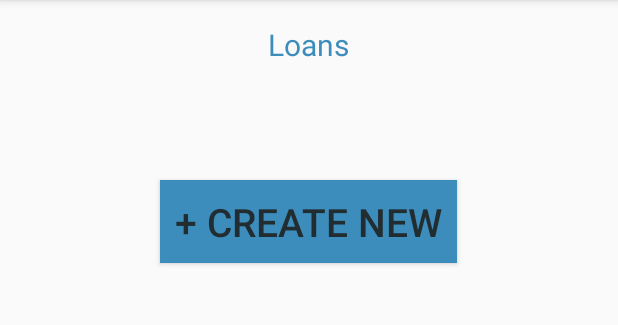
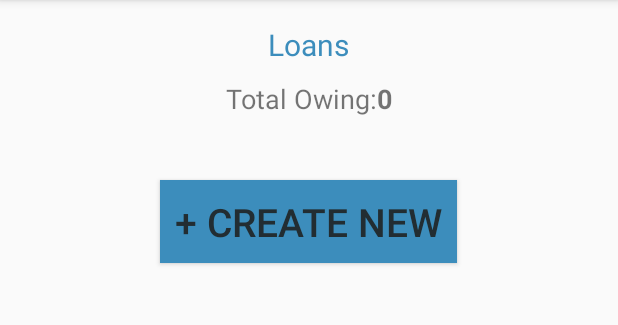
Before and after one commit to bellatez/Transax, an Android app: the fragment DebtFragment placed in its activity, in the side drawer, after a tap on "My Loans", on a phone screen of 412 x 824 dp, the part 84-409 px from its top. Run offline under Robolectric (Android 15) with nearby library versions, the phone set to English and light mode, and no system bars; 1 statement that could not run was skipped.

Commit message:
made modifications on the message sent from debts and resolved some bugs on loans

```diff
--- a/app/src/main/AndroidManifest.xml
+++ b/app/src/main/AndroidManifest.xml
@@ -3,6 +3,9 @@
     package="com.venomtech.bellatez.gnytransax">
 
     <uses-permission android:name="android.permission.CALL_PHONE" />
+    <uses-permission android:name="android.permission.SEND_SMS"/>
+
+    <uses-feature android:name="android.hardware.telephony" android:required="true"/>
 
     <application
         android:allowBackup="true"
--- a/app/src/main/java/com/venomtech/bellatez/gnytransax/DebtFragment.java
+++ b/app/src/main/java/com/venomtech/bellatez/gnytransax/DebtFragment.java
@@ -2,25 +2,25 @@ package com.venomtech.bellatez.gnytransax;
 
 import android.Manifest;
 import android.annotation.SuppressLint;
-import android.app.AlarmManager;
 import android.app.DatePickerDialog;
-import android.app.PendingIntent;
 import android.content.ActivityNotFoundException;
-import android.content.Context;
 import android.content.DialogInterface;
 import android.content.Intent;
 import android.content.pm.PackageManager;
 import android.net.Uri;
+import android.os.Build;
 import android.os.Bundle;
 import android.support.annotation.NonNull;
 import android.support.annotation.Nullable;
 import android.support.design.widget.FloatingActionButton;
 import android.support.v4.app.ActivityCompat;
 import android.support.v4.app.Fragment;
+import android.support.v4.content.ContextCompat;
 import android.support.v7.app.AlertDialog;
 import android.support.v7.widget.DefaultItemAnimator;
 import android.support.v7.widget.LinearLayoutManager;
 import android.support.v7.widget.RecyclerView;
+import android.telephony.SmsManager;
 import android.text.TextUtils;
 import android.view.LayoutInflater;
 import android.view.View;
@@ -36,7 +36,6 @@ import com.venomtech.bellatez.gnytransax.Database.DatabaseHelper;
 import com.venomtech.bellatez.gnytransax.Database.model.Debt;
 import com.venomtech.bellatez.gnytransax.utils.MyDividerItemDecoration;
 import com.venomtech.bellatez.gnytransax.utils.RecyclerTouchListener;
-import com.venomtech.bellatez.gnytransax.utils.formatDate;
 
 import java.util.ArrayList;
 import java.util.Calendar;
@@ -50,7 +49,6 @@ public class DebtFragment extends Fragment implements DatePickerDialog.OnDateSet
 
     private static final Integer REQUEST_CODE = 1;
 
-
     EditText debtor_name;
     EditText amnt;
     EditText contact_data;
@@ -58,6 +56,7 @@ public class DebtFragment extends Fragment implements DatePickerDialog.OnDateSet
     Button msg_no_data;
     RecyclerView recyclerView;
     TextView dialogheading;
+    TextView total_owed;
     FloatingActionButton createBtn;
 
     public DebtFragment() {
@@ -80,6 +79,9 @@ public class DebtFragment extends Fragment implements DatePickerDialog.OnDateSet
     @Override
     public void onViewCreated(@NonNull View v, @Nullable Bundle savedInstanceState) {
         super.onViewCreated(v, savedInstanceState);
+
+
+        total_owed = v.findViewById(R.id.total_owed);
         recyclerView = v.findViewById(R.id.recycler_view);
         recyclerView.setHasFixedSize(true);
         recyclerView.setLayoutManager(new LinearLayoutManager(getContext()));
@@ -89,13 +91,21 @@ public class DebtFragment extends Fragment implements DatePickerDialog.OnDateSet
         debtAdapter = new DebtAdapter(getActivity(), debtList);
         recyclerView.setAdapter(debtAdapter);
 
+//        we clear the list to avoid list duplication each time the back button is pressed.
+//        the list cleared and reloaded
+        debtList.clear();
+
         msg_no_data = v.findViewById(R.id.empty_data_view);
         db = new DatabaseHelper(getActivity());
         debtList.addAll(db.getAllDebts());
 
 
+        if (Build.VERSION.SDK_INT >= 23 && !checkPermission()) {
+            requestPermission();
+        }
 
-        recyclerView.addOnItemTouchListener(new RecyclerTouchListener(getContext(),recyclerView, new RecyclerTouchListener.ClickListener() {
+
+        recyclerView.addOnItemTouchListener(new RecyclerTouchListener(getContext(), recyclerView, new RecyclerTouchListener.ClickListener() {
             @Override
             public void onClick(View view, final int position) {
                 showActionsDialog(position);
@@ -131,9 +141,10 @@ public class DebtFragment extends Fragment implements DatePickerDialog.OnDateSet
 
         debtor_name = v.findViewById(R.id.debtor_name);
         amnt = v.findViewById(R.id.amnt);
-        contact_data=v.findViewById(R.id.contact_data);
+        contact_data = v.findViewById(R.id.contact_data);
         duedate = v.findViewById(R.id.duedate);
         dialogheading = v.findViewById(R.id.dialog_title);
+
         dialogheading.setText(!shouldUpdate ? getString(R.string.new_list_title) : getString(R.string.edit_list_title));
 
         duedate.setOnClickListener(new View.OnClickListener() {
@@ -175,8 +186,8 @@ public class DebtFragment extends Fragment implements DatePickerDialog.OnDateSet
             public void onClick(View v) {
                 // Show toast message when no text is entered
                 if (TextUtils.isEmpty(debtor_name.getText().toString()) &&
-                    TextUtils.isEmpty(amnt.getText().toString())&&
-                    TextUtils.isEmpty(contact_data.getText().toString())&&
+                        TextUtils.isEmpty(amnt.getText().toString()) &&
+                        TextUtils.isEmpty(contact_data.getText().toString()) &&
                         TextUtils.isEmpty(duedate.getText().toString())) {
                     Toast.makeText(getActivity(), R.string.validation, Toast.LENGTH_SHORT).show();
                     return;
@@ -186,13 +197,13 @@ public class DebtFragment extends Fragment implements DatePickerDialog.OnDateSet
                 // check if user updating note
                 if (shouldUpdate && debt != null) {
                     // update note by it's id
-                    updateItem(debtor_name.getText().toString() ,
+                    updateItem(debtor_name.getText().toString(),
                             Integer.parseInt(amnt.getText().toString()),
                             contact_data.getText().toString(),
                             duedate.getText().toString(), position);
                     Toast.makeText(getActivity(), R.string.updated, Toast.LENGTH_SHORT).show();
                 } else {
-                    createItem(debtor_name.getText().toString() ,
+                    createItem(debtor_name.getText().toString(),
                             Integer.parseInt(amnt.getText().toString()),
                             contact_data.getText().toString(),
                             duedate.getText().toString());
@@ -204,8 +215,9 @@ public class DebtFragment extends Fragment implements DatePickerDialog.OnDateSet
 
     private void showActionsDialog(final int position) {
 
-        CharSequence colors[] = new CharSequence[]{"Call", "Edit", "Paid"};
+        CharSequence colors[] = new CharSequence[]{"Call", "Edit", "Paid", "Delete"};
         final String contact_number = debtList.get(position).getContact();
+        final int amount = debtList.get(position).getAmount();
 
         AlertDialog.Builder builder = new AlertDialog.Builder(getActivity());
         builder.setTitle("Choose option");
@@ -215,21 +227,50 @@ public class DebtFragment extends Fragment implements DatePickerDialog.OnDateSet
                 if (which == 0) {
                     try {
                         Intent callIntent = new Intent(Intent.ACTION_CALL);
-                        callIntent.setData(Uri.parse("tel:"+ contact_number));
-                     if (ActivityCompat.checkSelfPermission( getActivity(), Manifest.permission.CALL_PHONE) == PackageManager.PERMISSION_GRANTED) {
+                        callIntent.setData(Uri.parse("tel:" + contact_number));
+                        if (ActivityCompat.checkSelfPermission(getActivity(), Manifest.permission.CALL_PHONE) == PackageManager.PERMISSION_GRANTED) {
                             startActivity(callIntent);
-                     }
-                     else {
+                        } else {
                             ActivityCompat.requestPermissions(
                                     getActivity(),
                                     new String[]{Manifest.permission.CALL_PHONE}, REQUEST_CODE);
+                            if (ActivityCompat.checkSelfPermission(getActivity(), Manifest.permission.CALL_PHONE) == PackageManager.PERMISSION_GRANTED) {
+                                startActivity(callIntent);
                             }
                         }
-                    catch (ActivityNotFoundException activityException) {
+                    } catch (ActivityNotFoundException activityException) {
                         Toast.makeText(getActivity(), R.string.callFail, Toast.LENGTH_LONG).show();
                     }
                 } else if (which == 1) {
                     showListDialog(true, debtList.get(position), position);
+                } else if(which == 2){
+
+                    new AlertDialog.Builder(getActivity())
+                            .setTitle(R.string.send_msg_request)
+                            .setMessage(R.string.send_msg)
+                            .setCancelable(true)
+                            .setNegativeButton(android.R.string.cancel, null)
+                            .setPositiveButton(R.string.confirm, new DialogInterface.OnClickListener() {
+                                @Override
+                                public void onClick(DialogInterface dialog, int which) {
+                                    String sms = "Thank You for completing the payment of your debt of " + String.format("%,d", amount) + " XAF. Message sent from Transax mobile app";
+                                    String phoneNum = contact_number;
+                                    if (checkPermission()) {
+                                        //Get the default SmsManager//
+                                        SmsManager smsManager = SmsManager.getDefault();
+
+                                        //Send the SMS//
+                                        smsManager.sendTextMessage(phoneNum, null, sms, null, null);
+                                    } else {
+                                        Toast.makeText(getActivity(), "Permission denied", Toast.LENGTH_SHORT).show();
+                                    }
+
+                                    deleteItem(position);
+                                    Toast.makeText(getActivity(), R.string.truncated, Toast.LENGTH_LONG).show();
+                                }
+                            })
+                            .show();
+
                 } else {
                     new AlertDialog.Builder(getActivity())
                             .setTitle(R.string.deleteRequest)
@@ -244,12 +285,15 @@ public class DebtFragment extends Fragment implements DatePickerDialog.OnDateSet
                                 }
                             })
                             .show();
+
                 }
             }
         });
         builder.show();
     }
 
+
+    //CRUD OPERATIONS
     private void createItem(String name, int amount, String contact, String date) {
         long id = db.insertDebt(name, amount, contact, date);
 
@@ -294,29 +338,36 @@ public class DebtFragment extends Fragment implements DatePickerDialog.OnDateSet
         toggleEmptyList();
     }
 
-    @SuppressLint("RestrictedApi")
-    private void toggleEmptyList() {
 
-        if (db.getDebtCount() > 0) {
-            msg_no_data.setVisibility(View.GONE);
-            createBtn.setVisibility(View.VISIBLE);
-        } else {
-            msg_no_data.setVisibility(View.VISIBLE);
-            createBtn.setVisibility(View.GONE);
-        }
-    }
-
+    // permissions methods for phone call and text message
     @Override
     public void onRequestPermissionsResult(int requestCode, @NonNull String[] permissions, @NonNull int[] grantResults) {
-        if(requestCode == REQUEST_CODE) {
-            if(grantResults.length > 0 && grantResults[0] == PackageManager.PERMISSION_GRANTED) {
+        if (requestCode == REQUEST_CODE) {
+            if (grantResults.length > 0 && grantResults[0] == PackageManager.PERMISSION_GRANTED) {
                 Toast.makeText(getActivity().getApplicationContext(), "permission granted", Toast.LENGTH_SHORT).show();
 
             }
         }
     }
 
-    public void showDatePickerDialog(){
+    private boolean checkPermission() {
+        int result = ContextCompat.checkSelfPermission(getContext(), Manifest.permission.SEND_SMS);
+        if (result == PackageManager.PERMISSION_GRANTED) {
+            return true;
+        } else {
+            return false;
+        }
+    }
+
+    private void requestPermission() {
+        ActivityCompat.requestPermissions(getActivity(), new String[]{Manifest.permission.SEND_SMS}, REQUEST_CODE);
+        ActivityCompat.requestPermissions(getActivity(), new String[]{Manifest.permission.CALL_PHONE}, REQUEST_CODE);
+
+    }
+
+
+    //Date picker methods
+    public void showDatePickerDialog() {
         DatePickerDialog datePickerDialog = new DatePickerDialog(
                 getActivity(),
                 this,
@@ -330,10 +381,23 @@ public class DebtFragment extends Fragment implements DatePickerDialog.OnDateSet
     @Override
     public void onDateSet(DatePicker view, int year, int month, int dayOfMonth) {
 
-        String date = dayOfMonth + "-" + (month+1) + "-" + year;
+        String date = dayOfMonth + "-" + (month + 1) + "-" + year;
 
         duedate.setText(date);
     }
 
+    @SuppressLint("RestrictedApi")
+    private void toggleEmptyList() {
+
+        if (db.getDebtCount() > 0) {
+            msg_no_data.setVisibility(View.GONE);
+            createBtn.setVisibility(View.VISIBLE);
+            total_owed.setText(String.format("%,d", db.totalDebt()) + " XAF");
+        } else {
+            msg_no_data.setVisibility(View.VISIBLE);
+            createBtn.setVisibility(View.GONE);
+            total_owed.setText("0");
+        }
+    }
 
 }
--- a/app/src/main/java/com/venomtech/bellatez/gnytransax/ListFragment.java
+++ b/app/src/main/java/com/venomtech/bellatez/gnytransax/ListFragment.java
@@ -69,6 +69,8 @@ public class ListFragment extends Fragment {
 
         listAdapter = new ShoppingListAdapter(getActivity(), shoppingLists);
         recyclerView.setAdapter(listAdapter);
+
+        shoppingLists.clear();
 
         db = new DatabaseHelper(getActivity());
         shoppingLists.addAll(db.getAllListItems());
--- a/app/src/main/java/com/venomtech/bellatez/gnytransax/LoanFragment.java
+++ b/app/src/main/java/com/venomtech/bellatez/gnytransax/LoanFragment.java
@@ -57,6 +57,7 @@ public class LoanFragment extends Fragment implements DatePickerDialog.OnDateSet
     RecyclerView recyclerView;
     TextView dialogheading;
     FloatingActionButton createBtn;
+    TextView amount_owing;
 
     public LoanFragment() {
         // Required empty public constructor
@@ -87,13 +88,15 @@ public class LoanFragment extends Fragment implements DatePickerDialog.OnDateSet
         LoanAdapter = new LoanAdapter(getActivity(), debtList);
         recyclerView.setAdapter(LoanAdapter);
 
+        debtList.clear();
+
+        amount_owing = v.findViewById(R.id.total_owing);
         msg_no_data = v.findViewById(R.id.empty_data_view);
         db = new DatabaseHelper(getActivity());
         debtList.addAll(db.getAllLoans());
 
 
-
-        recyclerView.addOnItemTouchListener(new RecyclerTouchListener(getContext(),recyclerView, new RecyclerTouchListener.ClickListener() {
+        recyclerView.addOnItemTouchListener(new RecyclerTouchListener(getContext(), recyclerView, new RecyclerTouchListener.ClickListener() {
             @Override
             public void onClick(View view, final int position) {
                 showActionsDialog(position);
@@ -130,11 +133,11 @@ public class LoanFragment extends Fragment implements DatePickerDialog.OnDateSet
 
         debtor_name = v.findViewById(R.id.debtor_name);
         amnt = v.findViewById(R.id.amnt);
-        contact_data=v.findViewById(R.id.contact_data);
+        contact_data = v.findViewById(R.id.contact_data);
         duedate = v.findViewById(R.id.duedate);
         dialogheading = v.findViewById(R.id.dialog_title);
+
         dialogheading.setText(!shouldUpdate ? getString(R.string.new_list_title) : getString(R.string.edit_list_title));
-
         duedate.setOnClickListener(new View.OnClickListener() {
             @Override
             public void onClick(View v) {
@@ -174,8 +177,8 @@ public class LoanFragment extends Fragment implements DatePickerDialog.OnDateSet
             public void onClick(View v) {
                 // Show toast message when no text is entered
                 if (TextUtils.isEmpty(debtor_name.getText().toString()) &&
-                    TextUtils.isEmpty(amnt.getText().toString())&&
-                    TextUtils.isEmpty(contact_data.getText().toString())&&
+                        TextUtils.isEmpty(amnt.getText().toString()) &&
+                        TextUtils.isEmpty(contact_data.getText().toString()) &&
                         TextUtils.isEmpty(duedate.getText().toString())) {
                     Toast.makeText(getActivity(), R.string.validation, Toast.LENGTH_SHORT).show();
                     return;
@@ -185,13 +188,13 @@ public class LoanFragment extends Fragment implements DatePickerDialog.OnDateSet
                 // check if user updating note
                 if (shouldUpdate && debt != null) {
                     // update note by it's id
-                    updateItem(debtor_name.getText().toString() ,
+                    updateItem(debtor_name.getText().toString(),
                             Integer.parseInt(amnt.getText().toString()),
                             contact_data.getText().toString(),
                             duedate.getText().toString(), position);
                     Toast.makeText(getActivity(), R.string.updated, Toast.LENGTH_SHORT).show();
                 } else {
-                    createItem(debtor_name.getText().toString() ,
+                    createItem(debtor_name.getText().toString(),
                             Integer.parseInt(amnt.getText().toString()),
                             contact_data.getText().toString(),
                             duedate.getText().toString());
@@ -214,17 +217,15 @@ public class LoanFragment extends Fragment implements DatePickerDialog.OnDateSet
                 if (which == 0) {
                     try {
                         Intent callIntent = new Intent(Intent.ACTION_CALL);
-                        callIntent.setData(Uri.parse("tel:"+ contact_number));
-                     if (ActivityCompat.checkSelfPermission( getActivity(), Manifest.permission.CALL_PHONE) == PackageManager.PERMISSION_GRANTED) {
+                        callIntent.setData(Uri.parse("tel:" + contact_number));
+                        if (ActivityCompat.checkSelfPermission(getActivity(), Manifest.permission.CALL_PHONE) == PackageManager.PERMISSION_GRANTED) {
                             startActivity(callIntent);
-                     }
-                     else {
+                        } else {
                             ActivityCompat.requestPermissions(
                                     getActivity(),
                                     new String[]{Manifest.permission.CALL_PHONE}, REQUEST_CODE);
                         }
-                    }
-                    catch (ActivityNotFoundException activityException) {
+                    } catch (ActivityNotFoundException activityException) {
                         Toast.makeText(getActivity(), R.string.callFail, Toast.LENGTH_LONG).show();
                     }
                 } else if (which == 1) {
@@ -262,6 +263,7 @@ public class LoanFragment extends Fragment implements DatePickerDialog.OnDateSet
             LoanAdapter.notifyDataSetChanged();
 
             toggleEmptyList();
+            amount_owing.setText(db.totalLoan() + " XAF");
         }
     }
 
@@ -280,6 +282,7 @@ public class LoanFragment extends Fragment implements DatePickerDialog.OnDateSet
         LoanAdapter.notifyDataSetChanged();
 
         toggleEmptyList();
+        amount_owing.setText(db.totalLoan() + " XAF");
     }
 
     private void deleteItem(int position) {
@@ -299,23 +302,25 @@ public class LoanFragment extends Fragment implements DatePickerDialog.OnDateSet
         if (db.getLoanCount() > 0) {
             msg_no_data.setVisibility(View.GONE);
             createBtn.setVisibility(View.VISIBLE);
+            amount_owing.setText(String.format("%,d", db.totalLoan()) + " XAF");
         } else {
             msg_no_data.setVisibility(View.VISIBLE);
             createBtn.setVisibility(View.GONE);
+            amount_owing.setText(Integer.toString(0));
         }
     }
 
     @Override
     public void onRequestPermissionsResult(int requestCode, @NonNull String[] permissions, @NonNull int[] grantResults) {
-        if(requestCode == REQUEST_CODE) {
-            if(grantResults.length > 0 && grantResults[0] == PackageManager.PERMISSION_GRANTED) {
+        if (requestCode == REQUEST_CODE) {
+            if (grantResults.length > 0 && grantResults[0] == PackageManager.PERMISSION_GRANTED) {
                 Toast.makeText(getActivity().getApplicationContext(), "permission granted", Toast.LENGTH_SHORT).show();
 
             }
         }
     }
 
-    public void showDatePickerDialog(){
+    public void showDatePickerDialog() {
         DatePickerDialog datePickerDialog = new DatePickerDialog(
                 getActivity(),
                 this,
@@ -329,7 +334,7 @@ public class LoanFragment extends Fragment implements DatePickerDialog.OnDateSet
     @Override
     public void onDateSet(DatePicker view, int year, int month, int dayOfMonth) {
 
-        String date = dayOfMonth + "-" + (month+1) + "-" + year;
+        String date = dayOfMonth + "-" + (month + 1) + "-" + year;
 
         duedate.setText(date);
     }
--- a/app/src/main/res/layout/fragment_loan.xml
+++ b/app/src/main/res/layout/fragment_loan.xml
@@ -6,6 +6,7 @@
     tools:context=".DebtFragment">
 
     <TextView
+        android:id="@+id/title"
         android:layout_width="wrap_content"
         android:layout_height="wrap_content"
         android:layout_centerHorizontal="true"
@@ -15,6 +16,30 @@
         android:textColor="@color/colorAccent"
         android:textSize="@dimen/lbl_new_note_title" />
 
+    <LinearLayout
+        android:layout_width="match_parent"
+        android:layout_height="wrap_content"
+        android:layout_below="@id/title"
+        android:orientation="horizontal"
+        android:gravity="center_horizontal"
+        android:padding="@dimen/dimen_10"
+        android:weightSum="2">
+
+        <TextView
+            android:layout_width="wrap_content"
+            android:layout_height="wrap_content"
+            android:text="@string/total_owing"
+            android:textSize="@dimen/note_list_text" />
+
+        <TextView
+            android:id="@+id/total_owing"
+            android:layout_width="wrap_content"
+            android:layout_height="wrap_content"
+            android:textSize="@dimen/note_list_text"
+            android:textStyle="bold" />
+
+    </LinearLayout>
+
     <android.support.v7.widget.RecyclerView
         android:id="@+id/recycler_view"
         android:layout_width="match_parent"
@@ -23,9 +48,9 @@
         android:layout_alignParentLeft="true"
         android:layout_alignParentTop="true"
         android:layout_marginStart="0dp"
-        android:padding="5dp"
         android:layout_marginLeft="0dp"
-        android:layout_marginTop="50dp" />
+        android:layout_marginTop="104dp"
+        android:padding="5dp" />
 
     <Button
         android:id="@+id/empty_data_view"
--- a/app/src/main/res/menu/activity_home_drawer.xml
+++ b/app/src/main/res/menu/activity_home_drawer.xml
@@ -5,20 +5,20 @@
     <group android:checkableBehavior="single">
         <item
             android:id="@+id/nav_transactions"
-            android:icon="@drawable/ic_menu_manage"
+            android:icon="@drawable/ic_menu_send"
             android:title="@string/daily_transactions" />
         <item
             android:id="@+id/nav_debts"
-            android:icon="@drawable/ic_menu_gallery"
+            android:icon="@drawable/ic_menu_send"
             android:title="@string/debts" />
 
         <item
             android:id="@+id/nav_loans"
-            android:icon="@drawable/ic_menu_gallery"
+            android:icon="@drawable/ic_menu_send"
             android:title="@string/loans" />
         <item
             android:id="@+id/nav_balanceSheet"
-            android:icon="@drawable/ic_menu_slideshow"
+            android:icon="@drawable/ic_menu_send"
             android:title="@string/balance_sheet" />
     </group>
 
@@ -29,10 +29,10 @@
                 android:icon="@drawable/ic_menu_send"
                 android:title="@string/my_shopping_list" />
 
-            <item
-                android:id="@+id/nav_backup"
-                android:icon="@drawable/ic_menu_send"
-                android:title="BackUp my Data" />
+            <!--<item-->
+                <!--android:id="@+id/nav_backup"-->
+                <!--android:icon="@drawable/ic_menu_send"-->
+                <!--android:title="BackUp my Data" />-->
         </menu>
     </item>
 
--- a/app/src/main/res/values/strings.xml
+++ b/app/src/main/res/values/strings.xml
@@ -45,8 +45,14 @@
     <string name="total_expense">Total Expenditure:</string>
     <string name="profit">Profit</string>
     <string name="percent_profit">% Profit</string>
-    <string name="days">Number of Days</string>
+    <string name="days">Number of transactions: </string>
     <string name="Loss">Loss</string>
     <string name="saveData">Save this Sheet in Storage</string>
     <string name="loans">My Loans</string>
+    <string name="total_owed">Total owed:</string>
+    <string name="total_owing">Total Owing: </string>
+
+    <string name="send_msg_request">Are you sure the debt has been paid?</string>
+    <string name="send_msg">A message will be sent to the debtor, charges will be deducted from your airtime and this will be data deleted</string>
+    <string name="confirm">Confirm</string>
 </resources>
```
Also changed, not shown: app/src/main/java/com/venomtech/bellatez/gnytransax/Database/DatabaseHelper.java (+45 -16 lines), app/src/main/res/layout/fragment_debt.xml (+27 -2 lines). Lines whose indentation alone changed are shown as unchanged.
